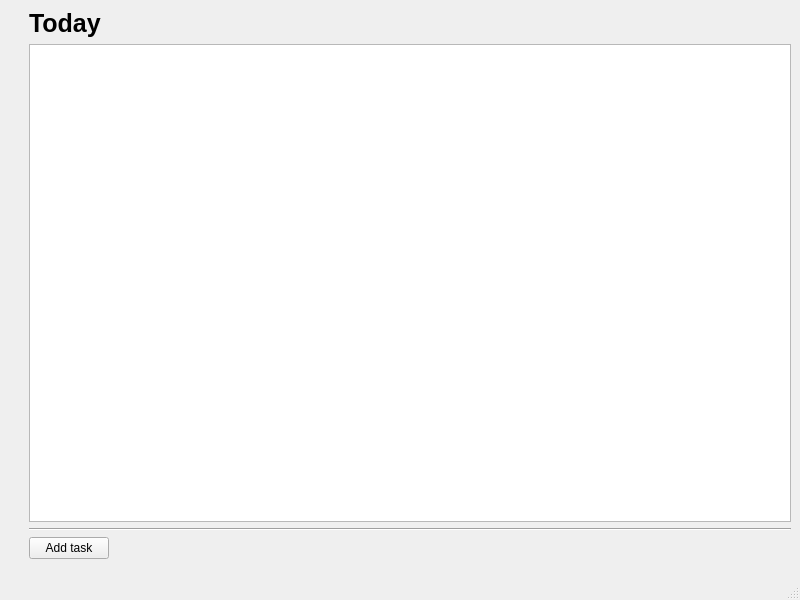
First picture: the form in mainwindow.ui, repository KrawGleb/QtToDoList, before the edit.
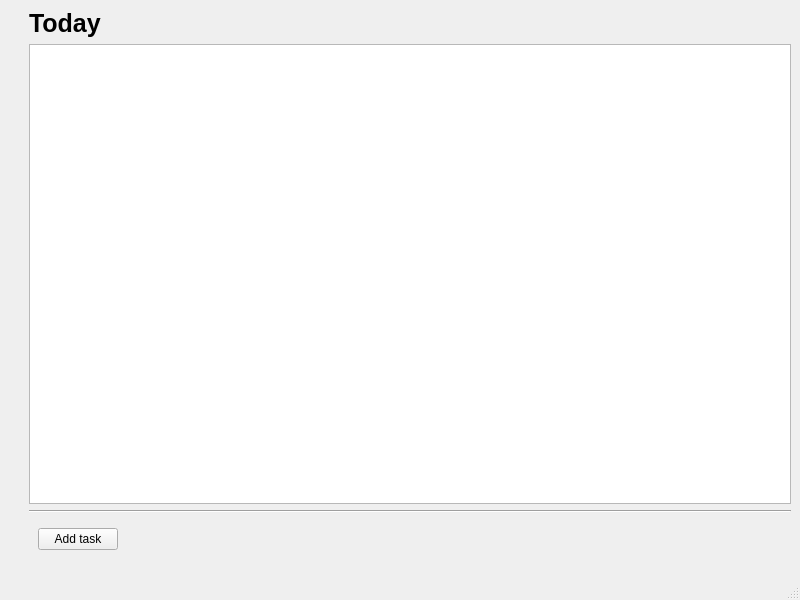
Second picture: the form after the edit. Icons and pictures are not drawn.

Commit message: Add basic form logic

```diff
--- a/mainwindow.ui
+++ b/mainwindow.ui
@@ -57,7 +57,11 @@
        </widget>
       </item>
       <item>
-       <layout class="QHBoxLayout" name="horizontalLayout_2">
+       <widget class="QWidget" name="addFormLayout" native="true">
+        <property name="styleSheet">
+         <string notr="true"/>
+        </property>
+        <layout class="QHBoxLayout" name="formLayout_2">
         <item>
          <widget class="QPushButton" name="addTaskButton">
           <property name="text">
@@ -69,7 +73,7 @@
          </widget>
         </item>
         <item>
-         <spacer name="horizontalSpacer">
+          <spacer name="formSpacer">
           <property name="orientation">
            <enum>Qt::Horizontal</enum>
           </property>
@@ -82,6 +86,10 @@
          </spacer>
         </item>
        </layout>
+       </widget>
+      </item>
+      <item>
+       <layout class="QHBoxLayout" name="formLayout"/>
       </item>
      </layout>
     </item>
```
Lines whose indentation alone changed are shown as unchanged. The commit also changes 11 other files.
